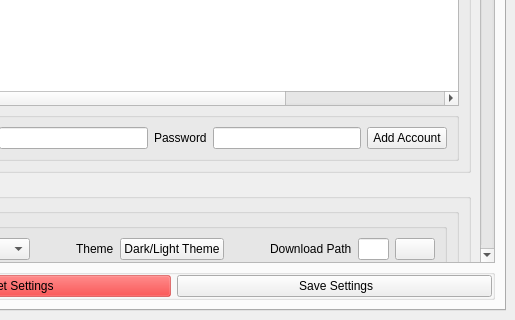
moddroid94/onthespot, file src/onthespot/gui/qtui/main.ui: the form before one commit; both pictures show x 168 to 683 and y 207 to 527 of the 683 by 527 pixel window.
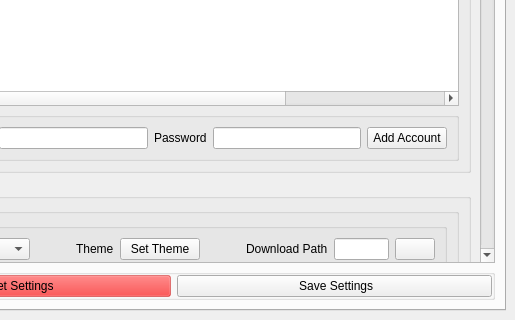
The form after the commit. Icons and pictures are not drawn.

What changed in the file:
```diff
--- a/src/onthespot/gui/qtui/main.ui
+++ b/src/onthespot/gui/qtui/main.ui
@@ -656,7 +656,7 @@
            <property name="geometry">
             <rect>
              <x>0</x>
-             <y>-1543</y>
+             <y>-213</y>
              <width>627</width>
              <height>3255</height>
             </rect>
@@ -918,7 +918,7 @@
                      <item>
                       <widget class="QPushButton" name="toggle_theme_button">
                        <property name="text">
-                        <string>Dark/Light Theme</string>
+                        <string>Set Theme</string>
                        </property>
                       </widget>
                      </item>
```
